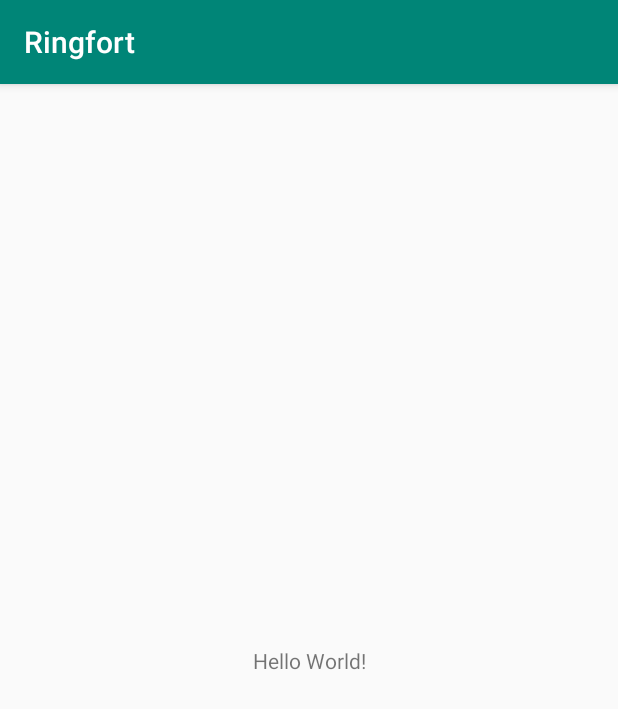
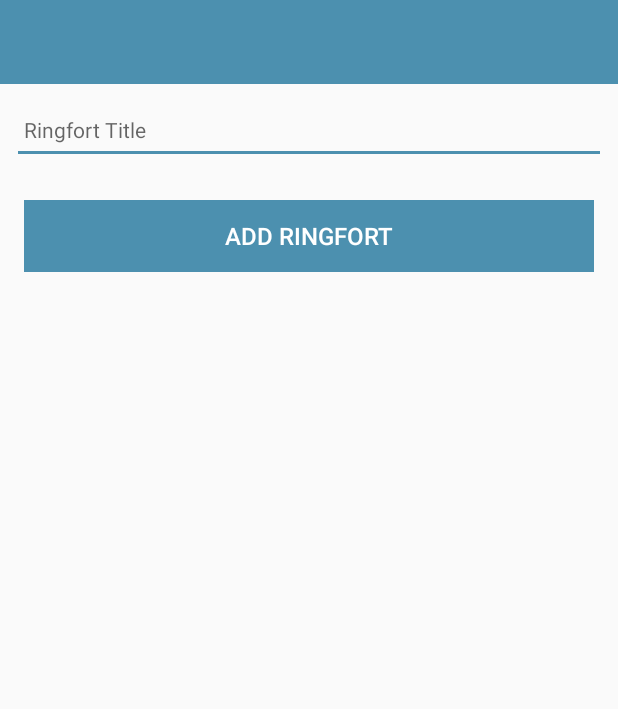
Before and after one commit to dlombard94/Ringfort, an Android app: the screen it shows after launch (RingfortActivity), on a phone screen of 412 x 824 dp. Shown: the top 709 px of the screen. Run offline under Robolectric (Android 15) with nearby library versions, the phone set to English and light mode, and no system bars; 1 statement that could not run was skipped.

Commit message:
added add ringfort and ringfort model

```diff
--- a/app/build.gradle
+++ b/app/build.gradle
@@ -30,6 +30,7 @@ dependencies {
     implementation 'androidx.core:core-ktx:1.1.0'
     implementation 'androidx.constraintlayout:constraintlayout:1.1.3'
     implementation 'org.jetbrains.anko:anko-commons:0.10.8'
+    implementation 'com.google.android.material:material:1.0.0'
     testImplementation 'junit:junit:4.12'
     androidTestImplementation 'androidx.test:runner:1.2.0'
     androidTestImplementation 'androidx.test.espresso:espresso-core:3.2.0'
--- a/app/src/main/AndroidManifest.xml
+++ b/app/src/main/AndroidManifest.xml
@@ -9,7 +9,7 @@
         android:roundIcon="@mipmap/ic_launcher_round"
         android:supportsRtl="true"
         android:theme="@style/AppTheme">
-        <activity android:name=".RingfortActivity">
+        <activity android:name=".activities.RingfortActivity">
             <intent-filter>
                 <action android:name="android.intent.action.MAIN" />
 
--- a/app/src/main/java/org/wit/ringfort/RingfortActivity.kt
+++ /dev/null
@@ -1,16 +0,0 @@
-package org.wit.ringfort
-
-import androidx.appcompat.app.AppCompatActivity
-import android.os.Bundle
-import org.jetbrains.anko.AnkoLogger
-import org.jetbrains.anko.info
-
-class RingfortActivity : AppCompatActivity(), AnkoLogger {
-
-    override fun onCreate(savedInstanceState: Bundle?) {
-        super.onCreate(savedInstanceState)
-        setContentView(R.layout.activity_ringfort)
-        info("Ringfort Activity started..")
-
-    }
-}
--- /dev/null
+++ b/app/src/main/java/org/wit/ringfort/activities/RingfortActivity.kt
@@ -0,0 +1,33 @@
+package org.wit.ringfort.activities
+
+import androidx.appcompat.app.AppCompatActivity
+import android.os.Bundle
+import kotlinx.android.synthetic.main.activity_ringfort.*
+import org.jetbrains.anko.AnkoLogger
+import org.jetbrains.anko.info
+import org.jetbrains.anko.toast
+import org.wit.ringfort.R
+import org.wit.ringfort.models.RingfortModel
+
+class RingfortActivity : AppCompatActivity(), AnkoLogger {
+
+
+    var ringfort = RingfortModel()
+
+
+    override fun onCreate(savedInstanceState: Bundle?) {
+        super.onCreate(savedInstanceState)
+        setContentView(R.layout.activity_ringfort)
+        info("Ringfort Activity started..")
+
+        btnAdd.setOnClickListener() {
+            ringfort.title = ringfortTitle.text.toString()
+            if (ringfort.title.isNotEmpty()) {
+                info("add Button Pressed: $ringfortTitle")
+            }
+            else {
+                toast ("Please Enter a title")
+            }
+        }
+    }
+}
--- /dev/null
+++ b/app/src/main/java/org/wit/ringfort/models/RingfortModel.kt
@@ -0,0 +1,3 @@
+package org.wit.ringfort.models
+
+data class RingfortModel(var title: String = "")
--- a/app/src/main/res/layout/activity_ringfort.xml
+++ b/app/src/main/res/layout/activity_ringfort.xml
@@ -1,18 +1,73 @@
 <?xml version="1.0" encoding="utf-8"?>
-<androidx.constraintlayout.widget.ConstraintLayout xmlns:android="http://schemas.android.com/apk/res/android"
+<androidx.constraintlayout.widget.ConstraintLayout
+    xmlns:android="http://schemas.android.com/apk/res/android"
     xmlns:app="http://schemas.android.com/apk/res-auto"
     xmlns:tools="http://schemas.android.com/tools"
     android:layout_width="match_parent"
     android:layout_height="match_parent"
-    tools:context=".RingfortActivity">
+    tools:context="org.wit.ringfort.activities.RingfortActivity">
 
-    <TextView
-        android:layout_width="wrap_content"
+    <RelativeLayout
+        android:layout_width="match_parent"
         android:layout_height="wrap_content"
-        android:text="Hello World!"
         app:layout_constraintBottom_toBottomOf="parent"
-        app:layout_constraintLeft_toLeftOf="parent"
-        app:layout_constraintRight_toRightOf="parent"
-        app:layout_constraintTop_toTopOf="parent" />
+        app:layout_constraintTop_toTopOf="parent">
 
+        <com.google.android.material.appbar.AppBarLayout
+            android:id="@+id/appBarLayout"
+            android:layout_width="match_parent"
+            android:layout_height="wrap_content"
+            android:background="@color/colorAccent"
+            android:fitsSystemWindows="true"
+            app:elevation="0dip"
+            app:theme="@style/ThemeOverlay.AppCompat.Dark.ActionBar">
+
+            <androidx.appcompat.widget.Toolbar
+                android:id="@+id/toolbarAdd"
+                android:layout_width="match_parent"
+                android:layout_height="wrap_content"
+                app:titleTextColor="@color/colorPrimary" />
+        </com.google.android.material.appbar.AppBarLayout>
+
+        <ScrollView
+            android:layout_width="match_parent"
+            android:layout_height="match_parent"
+            android:layout_below="@id/appBarLayout"
+            android:fillViewport="true">
+
+            <LinearLayout
+                android:layout_width="match_parent"
+                android:layout_height="wrap_content"
+                android:orientation="vertical">
+
+                <EditText
+                    android:id="@+id/ringfortTitle"
+                    android:layout_width="match_parent"
+                    android:layout_height="45dp"
+                    android:layout_margin="8dp"
+                    android:autofillHints=""
+                    android:hint="@string/hint_ringfortTitle"
+                    android:inputType="text"
+                    android:maxLength="25"
+                    android:maxLines="1"
+                    android:padding="8dp"
+                    android:textColor="@color/colorPrimaryDark"
+                    android:textSize="14sp" />
+
+                <Button
+                    android:id="@+id/btnAdd"
+                    android:layout_width="match_parent"
+                    android:layout_height="wrap_content"
+                    android:layout_margin="16dp"
+                    android:background="@color/colorAccent"
+                    android:paddingTop="8dp"
+                    android:paddingBottom="8dp"
+                    android:stateListAnimator="@null"
+                    android:text="@string/button_addRingfort"
+                    android:textColor="@color/colorPrimary"
+                    android:textSize="16sp" />
+            </LinearLayout>
+        </ScrollView>
+
+    </RelativeLayout>
 </androidx.constraintlayout.widget.ConstraintLayout>
--- a/app/src/main/res/values/colors.xml
+++ b/app/src/main/res/values/colors.xml
@@ -1,6 +1,6 @@
 <?xml version="1.0" encoding="utf-8"?>
 <resources>
-    <color name="colorPrimary">#008577</color>
-    <color name="colorPrimaryDark">#00574B</color>
-    <color name="colorAccent">#D81B60</color>
+    <color name="colorPrimary">#FFFFFF</color>
+    <color name="colorPrimaryDark">#000000</color>
+    <color name="colorAccent">#4c90af</color>
 </resources>
--- a/app/src/main/res/values/strings.xml
+++ b/app/src/main/res/values/strings.xml
@@ -1,3 +1,5 @@
 <resources>
     <string name="app_name">Ringfort</string>
+    <string name="button_addRingfort">Add Ringfort</string>
+    <string name="hint_ringfortTitle">Ringfort Title</string>
 </resources>
--- a/app/src/main/res/values/styles.xml
+++ b/app/src/main/res/values/styles.xml
@@ -1,7 +1,7 @@
 <resources>
 
     <!-- Base application theme. -->
-    <style name="AppTheme" parent="Theme.AppCompat.Light.DarkActionBar">
+    <style name="AppTheme" parent="Theme.AppCompat.Light.NoActionBar">
         <!-- Customize your theme here. -->
         <item name="colorPrimary">@color/colorPrimary</item>
         <item name="colorPrimaryDark">@color/colorPrimaryDark</item>
```
Also changed, not shown: 2 other files.
